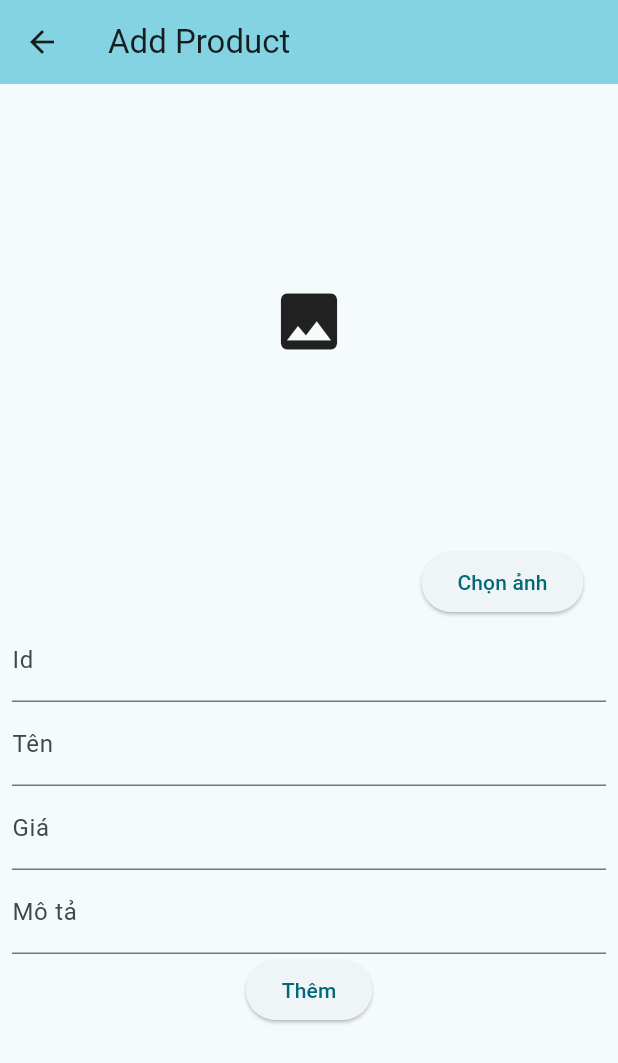
After one commit to BluePups/project_cuoiki, a Flutter app: the PageAddProduct screen opened directly, on a phone screen of 412 x 824 dp. The commit adds this screen. Shown: the top 1063 px of the screen. Run offline on Flutter 3.47's test engine with Material 3 defaults, Android fonts, the phone set to English and light mode, and no system bars; our stand-ins replace badges, flutter_otp_text_field, flutter_rating_bar, flutter_slidable, get, get_storage and 2 more; missing offline and left inert: supabase_auth_ui; accounts and stored records are empty.

```diff
--- /dev/null
+++ b/lib/admin/Product_Add_Page.dart
@@ -0,0 +1,119 @@
+import 'dart:io';
+
+import 'package:cuoiki/admin/Product_Admin_Page.dart';
+import 'package:flutter/material.dart';
+import 'package:image_picker/image_picker.dart';
+
+import 'package:cuoiki/helper/Dialogs.dart';
+import 'package:cuoiki/models/Product_Model.dart';
+import 'package:cuoiki/helper/Supabase_helper.dart';
+
+class PageAddProduct extends StatefulWidget {
+  const PageAddProduct({super.key});
+
+  @override
+  State<PageAddProduct> createState() => _PageAddProductState();
+}
+
+class _PageAddProductState extends State<PageAddProduct> {
+  XFile? xFile;
+  TextEditingController txtId = TextEditingController();
+  TextEditingController txtTen = TextEditingController();
+  TextEditingController txtGia = TextEditingController();
+  TextEditingController txtMoTa = TextEditingController();
+
+  @override
+  Widget build(BuildContext context) {
+    return Scaffold(
+      appBar: AppBar(
+        title: Text("Add Product"),
+        backgroundColor: Theme.of(context).colorScheme.inversePrimary,
+      ),
+      body: SingleChildScrollView(
+        child: Padding(
+          padding: const EdgeInsets.all(8.0),
+          child: Column(
+            children: [
+              Container(
+                height: 300,
+                child: xFile == null
+                    ? Icon(
+                  Icons.image,
+                  size: 50,
+                )
+                    : Image.file(File(xFile!.path)),
+              ),
+              Row(
+                mainAxisAlignment: MainAxisAlignment.end,
+                children: [
+                  ElevatedButton(
+                      onPressed: () async {
+                        var imagePicker = await ImagePicker()
+                            .pickImage(source: ImageSource.gallery);
+
+                        if (imagePicker != null) {
+                          setState(() {
+                            xFile = imagePicker;
+                          });
+                        }
+                      },
+                      child: Text("Chọn ảnh")),
+                  SizedBox(
+                    width: 15,
+                  ),
+                ],
+              ),
+              TextField(
+                controller: txtId,
+                keyboardType: TextInputType.numberWithOptions(
+                    signed: false, decimal: false),
+                decoration: InputDecoration(labelText: "Id"),
+              ),
+              TextField(
+                controller: txtTen,
+                decoration: InputDecoration(labelText: "Tên"),
+              ),
+              TextField(
+                controller: txtGia,
+                keyboardType: TextInputType.numberWithOptions(
+                    signed: false, decimal: false),
+                decoration: InputDecoration(labelText: "Giá"),
+              ),
+              TextField(
+                controller: txtMoTa,
+                decoration: InputDecoration(labelText: "Mô tả"),
+              ),
+              ElevatedButton(
+                  onPressed: () async {
+                    if (xFile != null) {
+                      showSnackBar(context,
+                          message: "Đang thêm ${txtTen.text} ...",
+                      );
+                      var imageUrl = await uploadImage(
+                          image: File(xFile!.path),
+                          bucket: "images",
+                          path: "products/Product_${txtId.text}.jpg"
+                      );
+                      Product product = Product(
+                          id: int.parse(txtId.text),
+                          ten: txtTen.text,
+                          anh: imageUrl,
+                          gia: int.parse(txtGia.text),
+                          moTa: txtMoTa.text
+                      );
+                      ProductSnapShot.insert(product);
+                      showSnackBar(context,
+                          message: "Đã thêm ${txtTen.text}",);
+                    }
+                    Navigator.of(context).push(
+                        MaterialPageRoute(builder: (context) => PageProductAdmin(),)
+                    );
+                  },
+                  child: Text("Thêm")),
+            ],
+          ),
+        ),
+      ),
+    );
+  }
+}
--- a/lib/main.dart
+++ b/lib/main.dart
@@ -1,3 +1,4 @@
+import 'package:cuoiki/admin/Product_Admin_Page.dart';
 import 'package:cuoiki/pages/HomeStoreStream_Page.dart';
 import 'package:cuoiki/pages/HomeStore_Page.dart';
 import 'package:cuoiki/pages/User_Page.dart';
@@ -67,8 +68,8 @@ class PageHome extends StatelessWidget {
           child: Column(
             children: [
               BuildButton(context, title: "Trang chủ", destination: AppStore()),
-              BuildButton(context, title: "Thông tin KH", destination: PageThongTinKH()),
               BuildButton(context, title: "Trang chủ Stream", destination: AppStreamStore()),
+              BuildButton(context, title: "Trang chủ Admin", destination: PageProductAdmin()),
             ],
           ),
         ),
--- a/lib/models/Product_Model.dart
+++ b/lib/models/Product_Model.dart
@@ -44,7 +44,7 @@ class ProductSnapShot {
     await supabase.from("SanPham")
         .delete()
         .eq("id", id);
-    await deleteImage(bucket: "images",path: "images/product_${id}.jpg");
+    await deleteImage(bucket: "images",path: "products/Product_${id}.jpg");
     return;
   }
 
```
Also changed, not shown: lib/admin/Product_Admin_Page.dart (added, +127 -0 lines), lib/admin/Product_Update_Page.dart (added, +131 -0 lines), lib/controllers/Product_Controller.dart (+14 -1 lines), lib/mywidgets/async_widget.dart (added, +21 -0 lines), lib/pages/ChiTietSp_Page.dart (+19 -6 lines), lib/pages/GioHang_Page.dart (+36 -18 lines), lib/pages/HomeStoreStream_Page.dart (+23 -12 lines), lib/pages/HomeStore_Page.dart (+5 -4 lines).
